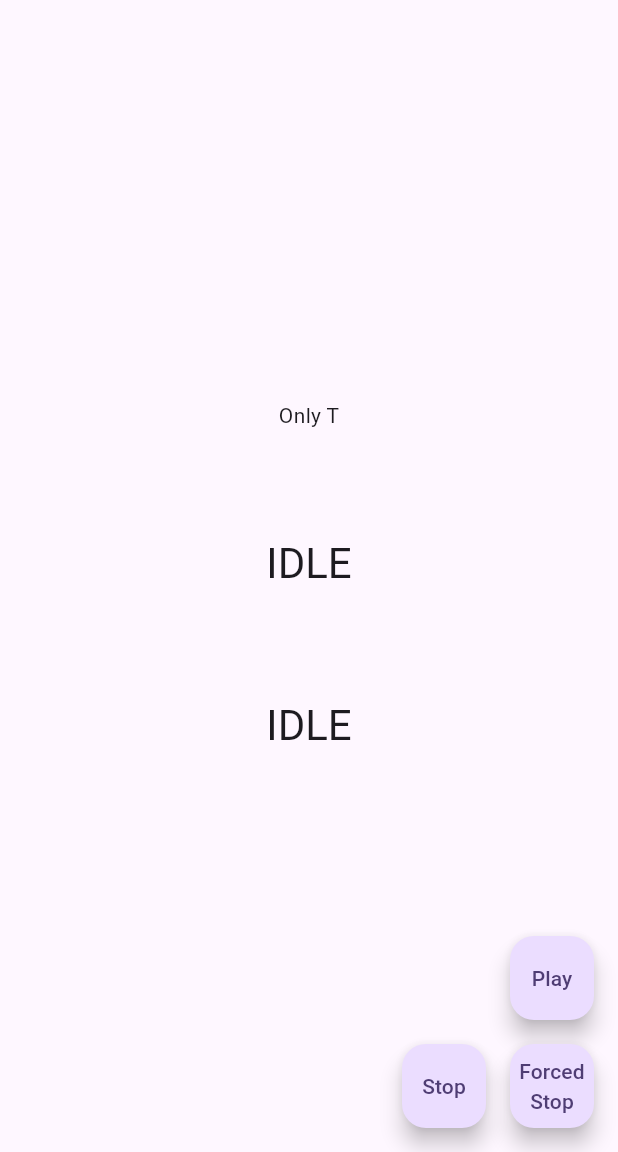
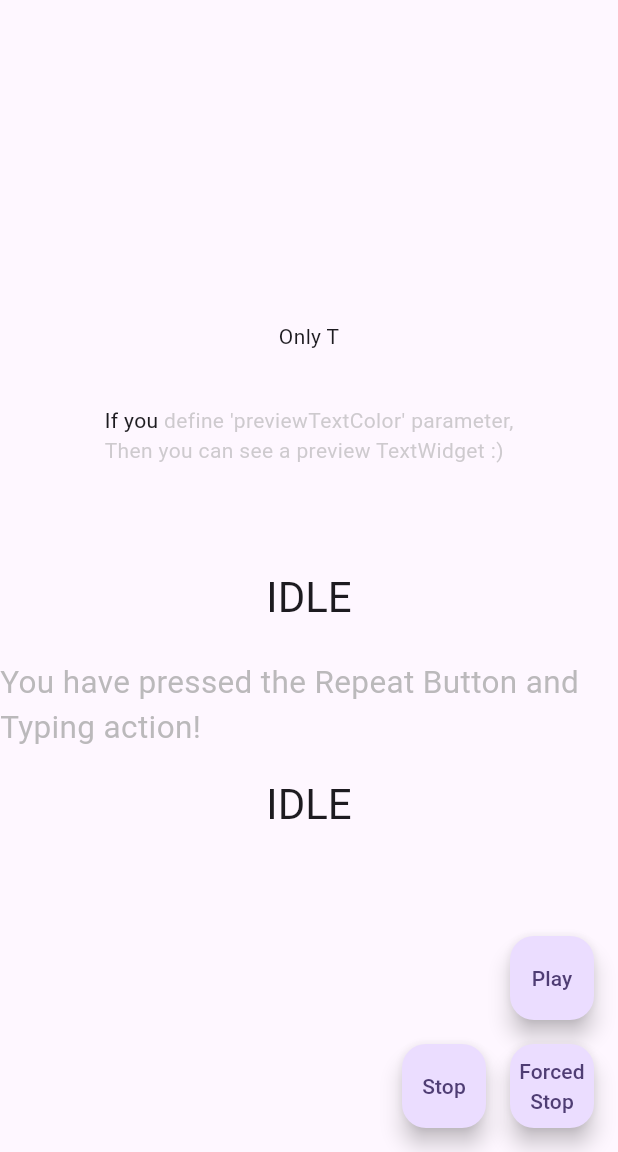
Before and after one commit to Lagerstroemia-Indica/keyboard_typing, a Flutter app: the first screen one second after launch, on a phone screen of 412 x 824 dp, the part 84-1236 px from its top. Run offline on Flutter 3.47's test engine with Material 3 defaults, Android fonts, the phone set to English and light mode, and no system bars; missing offline and left inert: flutter_logcat.

Commit message:
Added 'previewTextColor' parameter

```diff
--- a/example/lib/main.dart
+++ b/example/lib/main.dart
@@ -1,8 +1,11 @@
+import 'package:flutter/foundation.dart';
 import 'package:flutter/material.dart';
 import 'package:keyboard_typing/keyboard_typing.dart';
 import 'package:flutter_logcat/flutter_logcat.dart';
 
 void main() {
+  Log.configure(visible: kDebugMode);
+
   runApp(const MyApp());
 }
 
@@ -70,7 +73,13 @@ class _MyHomePageState extends State<MyHomePage> {
           mainAxisAlignment: MainAxisAlignment.center,
           children: <Widget>[
             KeyboardTyping(
-              text: Text("Only TextWidget, Not define KeyboardTypingController :)"),
+              text: Text("Only TextWidget,\n Not define KeyboardTypingController :)"),
+            ),
+            const SizedBox(height: 36.0,),
+            KeyboardTyping(
+              text: Text("If you define 'previewTextColor' parameter,\nThen you can see a preview TextWidget :)",
+              ),
+              previewTextColor: Colors.grey.withOpacity(0.5),
             ),
             const SizedBox(height: 18.0,),
             KeyboardTyping(
@@ -99,6 +108,7 @@ class _MyHomePageState extends State<MyHomePage> {
               ),
               controller: controllerRepeat,
               mode: KeyboardTypingMode.repeat,
+              previewTextColor: Colors.grey.withOpacity(0.7),
             ),
             const SizedBox(height: 18.0,),
             Text(stateRepeat,
--- a/lib/src/typing_widget.dart
+++ b/lib/src/typing_widget.dart
@@ -13,6 +13,7 @@ class KeyboardTyping extends StatefulWidget {
     super.key,
     required this.text,
     this.controller,
+    this.previewTextColor,
     this.mode = KeyboardTypingMode.normal,
     this.duration,
   });
@@ -26,6 +27,10 @@ class KeyboardTyping extends StatefulWidget {
   ///
   /// and know state addStateEventListener [KeyboardTypingState].
   final KeyboardTypingController? controller;
+
+  /// If you define [previewTextColor], you can see preview TextWidget.
+  /// This will be help you to distinguish sentence more better.
+  final Color? previewTextColor;
 
   /// KeyboardTypingMode default value [KeyboardTypingMode.normal]
   ///
@@ -92,7 +97,33 @@ class _TypingWidgetState extends State<KeyboardTyping>
   /// Preserve user's Text Widget's data.
   @override
   Widget build(BuildContext context) {
-    return Text(
+    return Stack(
+      textDirection: widget.text.textDirection,
+      children: [
+        Visibility(
+          visible: widget.previewTextColor != null,
+          child: Text(
+            widget.text.data!,
+            style:
+                widget.text.style?.copyWith(color: widget.previewTextColor) ??
+                    DefaultTextStyle.of(context)
+                        .style
+                        .copyWith(color: widget.previewTextColor),
+            maxLines: widget.text.maxLines,
+            textAlign: widget.text.textAlign,
+            textDirection: widget.text.textDirection,
+            locale: widget.text.locale,
+            overflow: widget.text.overflow,
+            strutStyle: widget.text.strutStyle,
+            softWrap: widget.text.softWrap,
+            textHeightBehavior: widget.text.textHeightBehavior,
+            textScaler: widget.text.textScaler,
+            textWidthBasis: widget.text.textWidthBasis,
+            selectionColor: widget.text.selectionColor,
+            semanticsLabel: widget.text.semanticsLabel,
+          ),
+        ),
+        Text(
           message.toString(),
           style: widget.text.style,
           maxLines: widget.text.maxLines,
@@ -107,6 +138,8 @@ class _TypingWidgetState extends State<KeyboardTyping>
           textWidthBasis: widget.text.textWidthBasis,
           selectionColor: widget.text.selectionColor,
           semanticsLabel: widget.text.semanticsLabel,
+        )
+      ],
     );
   }
 
--- a/pubspec.yaml
+++ b/pubspec.yaml
@@ -1,6 +1,6 @@
 name: keyboard_typing
 description: "Creates an animation effect where the text appears as if it's being typed on a keyboard."
-version: 0.0.3
+version: 0.0.4
 repository: https://github.com/b3lon9/keyboard_typing
 
 environment:
```
Also changed, not shown: 1 other file. Lines whose indentation alone changed are shown as unchanged.
